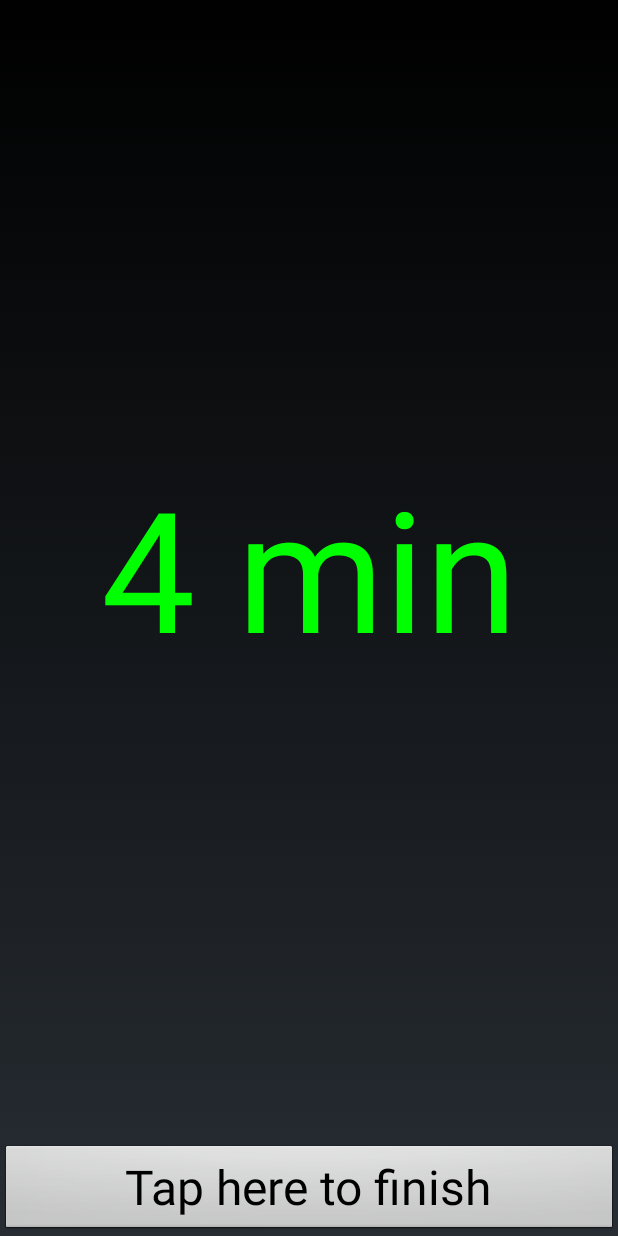
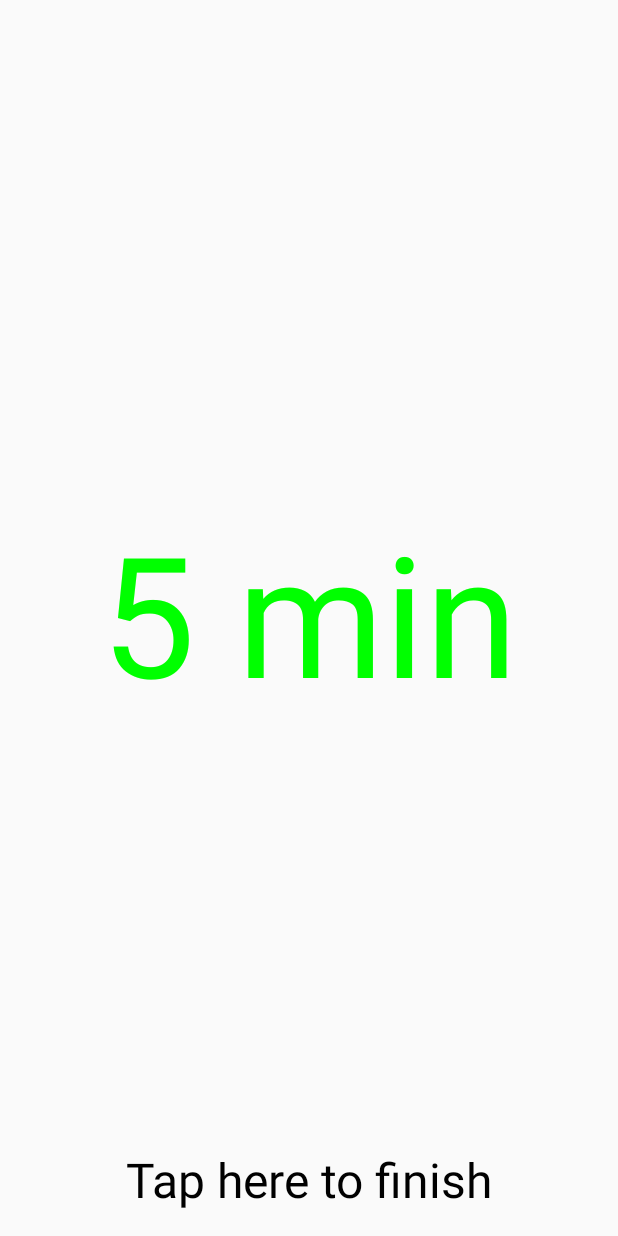
Before and after one commit to tkuenneth/mintime, an Android app: the screen it shows after launch (CountdownActivity), after a tap on an icon or button, on a phone screen of 412 x 824 dp. Run offline under Robolectric (Android 15) with nearby library versions, the phone set to English and light mode, and no system bars; 3 other taps on this screen came first.

```diff
--- a/app/build.gradle
+++ b/app/build.gradle
@@ -4,7 +4,7 @@ android {
 
     defaultConfig {
         applicationId "com.thomaskuenneth.mintime"
-        minSdkVersion 14
+        minSdkVersion 21
         targetSdkVersion 28
         version = "1.2"
         versionCode 10
--- a/app/src/main/AndroidManifest.xml
+++ b/app/src/main/AndroidManifest.xml
@@ -11,8 +11,8 @@
 
         <activity
             android:name="com.thomaskuenneth.mintime.MinTime"
-            android:theme="@style/Theme.AppCompat.DayNight"
-            android:label="@string/app_name">
+            android:label="@string/app_name"
+            android:theme="@style/Theme.AppCompat.DayNight">
             <intent-filter>
                 <action android:name="android.intent.action.MAIN" />
                 <category android:name="android.intent.category.LAUNCHER" />
@@ -22,7 +22,7 @@
         <activity
             android:name="com.thomaskuenneth.mintime.CountdownActivity"
             android:launchMode="singleInstance"
-            android:theme="@android:style/Theme.NoTitleBar.Fullscreen" />
+            android:theme="@style/Theme.AppCompat.DayNight.NoActionBar" />
 
         <receiver
             android:name="com.thomaskuenneth.mintime.AlarmReceiver"
--- a/app/src/main/java/com/thomaskuenneth/mintime/BigTime.java
+++ b/app/src/main/java/com/thomaskuenneth/mintime/BigTime.java
@@ -27,7 +27,7 @@ public class BigTime extends View {
 
     private final Paint paint1;
     private int color;
-    private String text = "";
+    private String text;
     private boolean redAlert;
 
     public BigTime(Context context) {
@@ -40,6 +40,7 @@ public class BigTime extends View {
 
     public BigTime(Context context, AttributeSet attrs, int defStyleAttr) {
         super(context, attrs, defStyleAttr);
+        text = "";
         color = Color.WHITE;
         TypedArray a = getContext().getTheme().obtainStyledAttributes(attrs,
                 R.styleable.Counter, 0, 0);
@@ -90,4 +91,8 @@ public class BigTime extends View {
         this.redAlert = redAlert;
         postInvalidate();
     }
+
+    public boolean isRedAlert() {
+        return redAlert;
+    }
 }
--- a/app/src/main/java/com/thomaskuenneth/mintime/CountdownActivity.java
+++ b/app/src/main/java/com/thomaskuenneth/mintime/CountdownActivity.java
@@ -6,25 +6,28 @@
  */
 package com.thomaskuenneth.mintime;
 
-import android.app.Activity;
 import android.app.AlarmManager;
 import android.app.NotificationManager;
 import android.app.PendingIntent;
 import android.content.Context;
 import android.content.Intent;
+import android.graphics.Color;
 import android.os.Bundle;
 import android.os.SystemClock;
 import android.view.animation.AlphaAnimation;
 import android.view.animation.Animation;
+import android.widget.TextView;
 
 import org.json.JSONObject;
+
+import androidx.appcompat.app.AppCompatActivity;
 
 /**
  * Diese Activity realisiert die Zeitanzeige/Countdown.
  *
  * @author Thomas
  */
-public class CountdownActivity extends Activity implements CountdownApi {
+public class CountdownActivity extends AppCompatActivity implements CountdownApi {
 
     public static final int NOTIFICATION_ID = 29082311;
     public static final long NOTIFICATION_INTERVAL_IN_MILLIS = 60000L;
@@ -39,6 +42,7 @@ public class CountdownActivity extends Activity implements CountdownApi {
     private BigTime timer;
     private Animation anim;
     private boolean taskShouldBeRunning;
+    private TextView tapHere;
 
     private AlarmManager alarmMgr;
     private PendingIntent alarmIntentOrange, alarmIntentRed,
@@ -50,7 +54,8 @@ public class CountdownActivity extends Activity implements CountdownApi {
         alarmMgr = (AlarmManager) getSystemService(Context.ALARM_SERVICE);
         setContentView(R.layout.countdown);
         timer = findViewById(R.id.timer);
-        timer.setOnClickListener(v -> {
+        tapHere = findViewById(R.id.tap_here);
+        tapHere.setOnClickListener(v -> {
             cancelAlarms();
             JSONUtils.putLongInJSONObject(data, MinTime.RESUMED, -1);
             NotificationManager m = (NotificationManager) getSystemService(Context.NOTIFICATION_SERVICE);
@@ -84,6 +89,7 @@ public class CountdownActivity extends Activity implements CountdownApi {
     @Override
     protected void onResume() {
         super.onResume();
+        tapHere.setTextColor(Color.BLACK);
         data = MinTime.loadData(this);
         if (data == null) {
             throw new IllegalStateException("data == null");
@@ -174,7 +180,8 @@ public class CountdownActivity extends Activity implements CountdownApi {
         return data;
     }
 
-    public Animation getAnimation() {
+    public Animation prepareAnimation() {
+        tapHere.setTextColor(Color.WHITE);
         return anim;
     }
 
--- a/app/src/main/java/com/thomaskuenneth/mintime/CountdownApi.java
+++ b/app/src/main/java/com/thomaskuenneth/mintime/CountdownApi.java
@@ -15,7 +15,7 @@ public interface CountdownApi {
 
     JSONObject getData();
 
-    Animation getAnimation();
+    Animation prepareAnimation();
 
     boolean taskShouldBeRunning();
 
--- a/app/src/main/java/com/thomaskuenneth/mintime/CountdownTask.java
+++ b/app/src/main/java/com/thomaskuenneth/mintime/CountdownTask.java
@@ -67,8 +67,8 @@ class CountdownTask extends AsyncTask<Void, Long, Void> {
                 timer.setText(i.getString(R.string.template, secs,
                         i.getString(R.string.sec)));
             }
-            if (startAnimation) {
-                timer.startAnimation(i.getAnimation());
+            if ((startAnimation) && !timer.isRedAlert()) {
+                timer.startAnimation(i.prepareAnimation());
                 timer.setRedAlert(true);
             }
         }
--- a/app/src/main/res/layout/countdown.xml
+++ b/app/src/main/res/layout/countdown.xml
@@ -3,19 +3,20 @@
     android:layout_height="match_parent"
     android:keepScreenOn="true">
 
-    <Button
+    <com.thomaskuenneth.mintime.BigTime
+        android:id="@+id/timer"
+        android:layout_width="match_parent"
+        android:layout_height="match_parent" />
+
+    <TextView
         android:id="@+id/tap_here"
-        android:textSize="32sp"
         android:layout_width="match_parent"
         android:layout_height="wrap_content"
         android:layout_alignParentBottom="true"
-        android:text="@string/hint" />
-
-    <com.thomaskuenneth.mintime.BigTime
-        android:id="@+id/timer"
-        android:layout_width="match_parent"
-        android:layout_height="0dp"
-        android:layout_above="@id/tap_here"
-        android:layout_alignParentTop="true" />
+        android:background="#00ffffff"
+        android:gravity="center"
+        android:padding="16dp"
+        android:text="@string/hint"
+        android:textSize="32sp" />
 
 </RelativeLayout>
```
